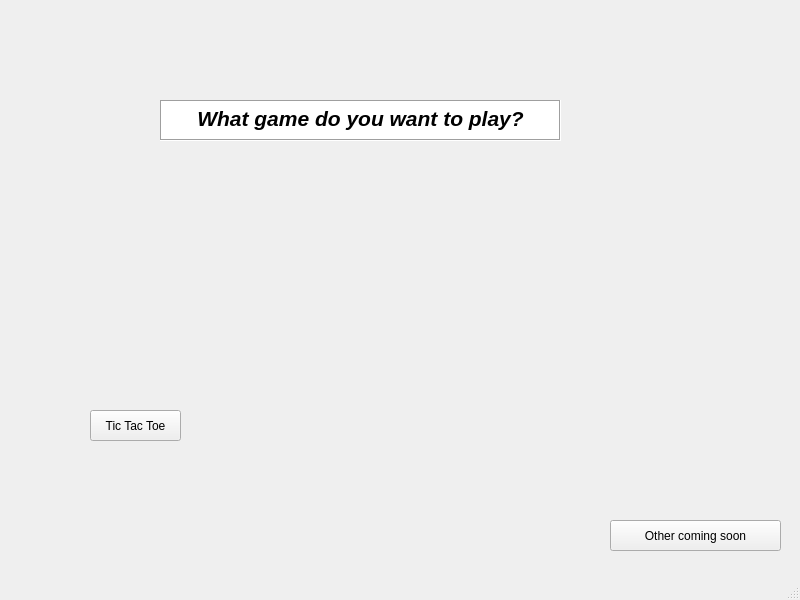
First picture: the form in mainwindow.ui, repository mataruzz/ArcadePlayground, before the edit.
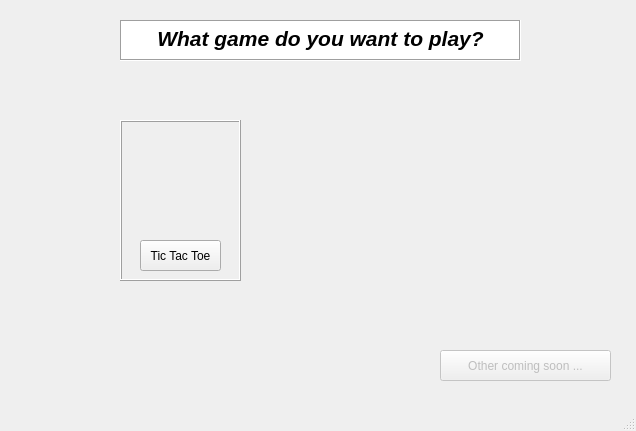
Second picture: the form after the edit. Icons and pictures are not drawn.

```diff
--- a/mainwindow.ui
+++ b/mainwindow.ui
@@ -6,45 +6,47 @@
    <rect>
     <x>0</x>
     <y>0</y>
-    <width>800</width>
-    <height>600</height>
+    <width>636</width>
+    <height>431</height>
    </rect>
   </property>
   <property name="windowTitle">
    <string>MainWindow</string>
   </property>
   <widget class="QWidget" name="centralwidget">
-   <widget class="QPushButton" name="TicTacToeButton">
-    <property name="geometry">
-     <rect>
-      <x>90</x>
-      <y>410</y>
-      <width>91</width>
-      <height>31</height>
-     </rect>
-    </property>
-    <property name="text">
-     <string>Tic Tac Toe</string>
-    </property>
-   </widget>
    <widget class="QPushButton" name="pushButton_2">
+    <property name="enabled">
+     <bool>false</bool>
+    </property>
     <property name="geometry">
      <rect>
-      <x>610</x>
-      <y>520</y>
+      <x>440</x>
+      <y>350</y>
       <width>171</width>
       <height>31</height>
      </rect>
     </property>
+    <property name="autoFillBackground">
+     <bool>false</bool>
+    </property>
     <property name="text">
-     <string>Other coming soon</string>
+     <string>Other coming soon ...</string>
+    </property>
+    <property name="autoDefault">
+     <bool>false</bool>
+    </property>
+    <property name="default">
+     <bool>false</bool>
+    </property>
+    <property name="flat">
+     <bool>false</bool>
     </property>
    </widget>
    <widget class="QTextEdit" name="textEdit">
     <property name="geometry">
      <rect>
-      <x>160</x>
-      <y>100</y>
+      <x>120</x>
+      <y>20</y>
       <width>401</width>
       <height>41</height>
      </rect>
@@ -66,6 +68,69 @@
 &lt;p align=&quot;center&quot; style=&quot; margin-top:0px; margin-bottom:0px; margin-left:0px; margin-right:0px; -qt-block-indent:0; text-indent:0px;&quot;&gt;&lt;span style=&quot; font-size:16pt; font-weight:700; font-style:italic;&quot;&gt;What game do you want to play?&lt;/span&gt;&lt;/p&gt;&lt;/body&gt;&lt;/html&gt;</string>
     </property>
    </widget>
+   <widget class="QFrame" name="frame">
+    <property name="geometry">
+     <rect>
+      <x>120</x>
+      <y>120</y>
+      <width>121</width>
+      <height>161</height>
+     </rect>
+    </property>
+    <property name="autoFillBackground">
+     <bool>false</bool>
+    </property>
+    <property name="inputMethodHints">
+     <set>Qt::ImhNone</set>
+    </property>
+    <property name="frameShape">
+     <enum>QFrame::Box</enum>
+    </property>
+    <property name="frameShadow">
+     <enum>QFrame::Raised</enum>
+    </property>
+    <widget class="QPushButton" name="TicTacToeButton">
+     <property name="geometry">
+      <rect>
+       <x>20</x>
+       <y>120</y>
+       <width>81</width>
+       <height>31</height>
+      </rect>
+     </property>
+     <property name="text">
+      <string>Tic Tac Toe</string>
+     </property>
+     <property name="iconSize">
+      <size>
+       <width>40</width>
+       <height>40</height>
+      </size>
+     </property>
+    </widget>
+    <widget class="QLabel" name="label">
+     <property name="geometry">
+      <rect>
+       <x>20</x>
+       <y>30</y>
+       <width>81</width>
+       <height>71</height>
+      </rect>
+     </property>
+     <property name="text">
+      <string/>
+     </property>
+     <property name="pixmap">
+      <pixmap resource="resources.qrc">:/Images/TicTacToe/tic_tac_toe_game.png</pixmap>
+     </property>
+     <property name="scaledContents">
+      <bool>true</bool>
+     </property>
+    </widget>
+   </widget>
+   <zorder>frame</zorder>
+   <zorder>pushButton_2</zorder>
+   <zorder>textEdit</zorder>
   </widget>
   <widget class="QMenuBar" name="menubar">
    <property name="geometry">
```
Left out of the diff: 6 changed lines with no effect on the pictures.
